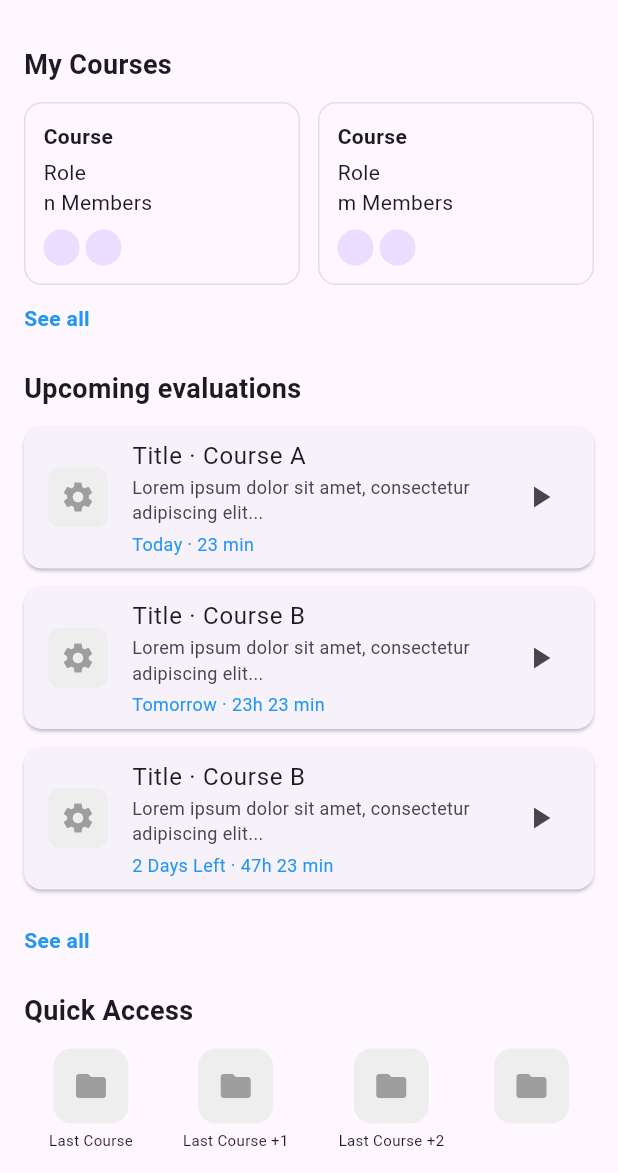
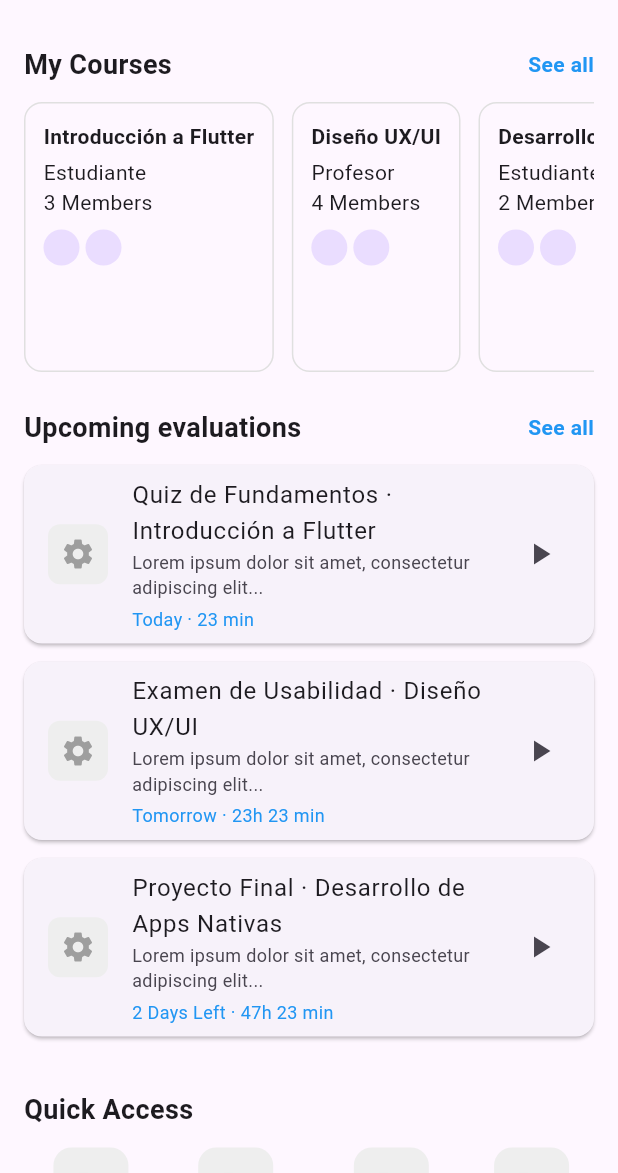
Before and after one commit to Alejorotp/flourse, a Flutter app: the HomePage screen opened by its route, on a phone screen of 412 x 824 dp, the part 63-1236 px from its top. Run offline on Flutter 3.47's test engine with Material 3 defaults, Android fonts, the phone set to English and light mode, and no system bars; our stand-ins replace get.

Commit message:
course and evaluation classes created, data.dart created as a db standby

```diff
--- /dev/null
+++ b/lib/classes/course.dart
@@ -0,0 +1,15 @@
+class Course {
+  final String title;
+  final String role;
+  final int members; // Número total de miembros
+  final List<String> memberIds; // Array con los IDs de los miembros
+  final List<String> categories;
+
+  Course({
+    required this.title,
+    required this.role,
+    required this.members,
+    required this.memberIds,
+    required this.categories
+  });
+}
--- /dev/null
+++ b/lib/classes/evaluation.dart
@@ -0,0 +1,13 @@
+class Evaluation {
+  final String title;
+  final String course;
+  final String description;
+  final String timeRemaining;
+
+  Evaluation({
+    required this.title,
+    required this.course,
+    required this.description,
+    required this.timeRemaining,
+  });
+}
--- /dev/null
+++ b/lib/data.dart
@@ -0,0 +1,29 @@
+import 'package:flourse/classes/course.dart';
+import 'package:flourse/classes/evaluation.dart';
+
+final List<Course> myCourses = [
+  Course(title: 'Introducción a Flutter', role: 'Estudiante', members: 3, memberIds: ['id1', 'id2', 'id3'], categories: ['Mobile', 'Development']),
+  Course(title: 'Diseño UX/UI', role: 'Profesor', members: 4, memberIds: ['id1', 'id2', 'id3', 'id4'], categories: ['Design', 'UX']),
+  Course(title: 'Desarrollo de Apps Nativas', role: 'Estudiante', members: 2, memberIds: ['id1', 'id2'], categories: ['Mobile', 'Development']),
+];
+
+final List<Evaluation> upcomingEvaluations = [
+  Evaluation(
+    title: 'Quiz de Fundamentos',
+    course: 'Introducción a Flutter',
+    description: 'Lorem ipsum dolor sit amet, consectetur adipiscing elit...',
+    timeRemaining: 'Today · 23 min',
+  ),
+  Evaluation(
+    title: 'Examen de Usabilidad',
+    course: 'Diseño UX/UI',
+    description: 'Lorem ipsum dolor sit amet, consectetur adipiscing elit...',
+    timeRemaining: 'Tomorrow · 23h 23 min',
+  ),
+  Evaluation(
+    title: 'Proyecto Final',
+    course: 'Desarrollo de Apps Nativas',
+    description: 'Lorem ipsum dolor sit amet, consectetur adipiscing elit...',
+    timeRemaining: '2 Days Left · 47h 23 min',
+  ),
+];
--- a/lib/pages/home.dart
+++ b/lib/pages/home.dart
@@ -1,6 +1,9 @@
 import 'package:flutter/material.dart';
+import 'package:flourse/data.dart'; // Importa el archivo de datos compartidos
 import 'package:flourse/pages/courses.dart';
 import 'package:flourse/pages/evaluations.dart';
+
+// ... (elimina las listas myCourses y upcomingEvaluations de este archivo)
 
 class HomePage extends StatelessWidget {
   static const String id = '/home';
@@ -24,25 +27,17 @@ class HomePage extends StatelessWidget {
         child: Column(
           crossAxisAlignment: CrossAxisAlignment.start,
           children: [
+            // My Courses
+            Row(
+              mainAxisAlignment: MainAxisAlignment.spaceBetween,
+              children: [
                 const Text(
                   "My Courses",
                   style: TextStyle(fontSize: 18, fontWeight: FontWeight.bold),
                 ),
-            const SizedBox(height: 12),
-            Row(
-              children: [
-                Expanded(child: _courseCard("Course", "Role", "n Members")),
-                const SizedBox(width: 12),
-                Expanded(child: _courseCard("Course", "Role", "m Members")),
-              ],
-            ),
-            const SizedBox(height: 12), // Agrega un espaciador
                 GestureDetector(
-              // Envuelve en un widget para detectar clics
                   onTap: () {
-                Navigator.of(
-                  context,
-                ).pushNamed(CoursesPage.id); // Navega a la página de cursos
+                    Navigator.of(context).pushNamed(CoursesPage.id);
                   },
                   child: const Text(
                     "See all",
@@ -52,36 +47,40 @@ class HomePage extends StatelessWidget {
                     ),
                   ),
                 ),
+              ],
+            ),
+            const SizedBox(height: 12),
+            SizedBox(
+              height: 180,
+              child: ListView.builder(
+                scrollDirection: Axis.horizontal,
+                itemCount: myCourses.length,
+                itemBuilder: (context, index) {
+                  final course = myCourses[index];
+                  return Padding(
+                    padding: const EdgeInsets.only(right: 12),
+                    child: _courseCard(
+                      course.title,
+                      course.role,
+                      '${course.members} Members',
+                    ),
+                  );
+                },
+              ),
+            ),
             const SizedBox(height: 24),
 
             // Upcoming Evaluations
+            Row(
+              mainAxisAlignment: MainAxisAlignment.spaceBetween,
+              children: [
                 const Text(
                   "Upcoming evaluations",
                   style: TextStyle(fontSize: 18, fontWeight: FontWeight.bold),
                 ),
-            const SizedBox(height: 12),
-            _evaluationItem(
-              "Title · Course A",
-              "Lorem ipsum dolor sit amet, consectetur adipiscing elit...",
-              "Today · 23 min",
-            ),
-            _evaluationItem(
-              "Title · Course B",
-              "Lorem ipsum dolor sit amet, consectetur adipiscing elit...",
-              "Tomorrow · 23h 23 min",
-            ),
-            _evaluationItem(
-              "Title · Course B",
-              "Lorem ipsum dolor sit amet, consectetur adipiscing elit...",
-              "2 Days Left · 47h 23 min",
-            ),
-            const SizedBox(height: 12), // Agrega un espaciador
                 GestureDetector(
-              // Envuelve en un widget para detectar clics
                   onTap: () {
-                Navigator.of(context).pushNamed(
-                  EvaluationsPage.id,
-                ); // Navega a la página de evaluaciones
+                    Navigator.of(context).pushNamed(EvaluationsPage.id);
                   },
                   child: const Text(
                     "See all",
@@ -91,6 +90,20 @@ class HomePage extends StatelessWidget {
                     ),
                   ),
                 ),
+              ],
+            ),
+            const SizedBox(height: 12),
+            // Utiliza la lista de datos compartidos
+            Column(
+              children: upcomingEvaluations
+                  .map((evaluation) => _evaluationItem(
+                        '${evaluation.title} · ${evaluation.course}',
+                        evaluation.description,
+                        evaluation.timeRemaining,
+                      ))
+                  .toList(),
+            ),
+
             const SizedBox(height: 24),
 
             // Quick Access
@@ -114,7 +127,6 @@ class HomePage extends StatelessWidget {
     );
   }
 }
-
 Widget _courseCard(String title, String role, String members) {
   return Container(
     padding: const EdgeInsets.all(12),
```
Lines whose indentation alone changed are shown as unchanged.
